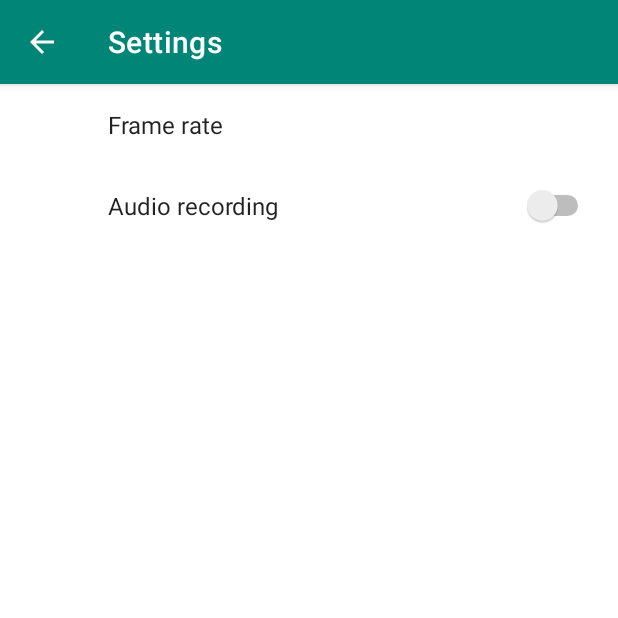
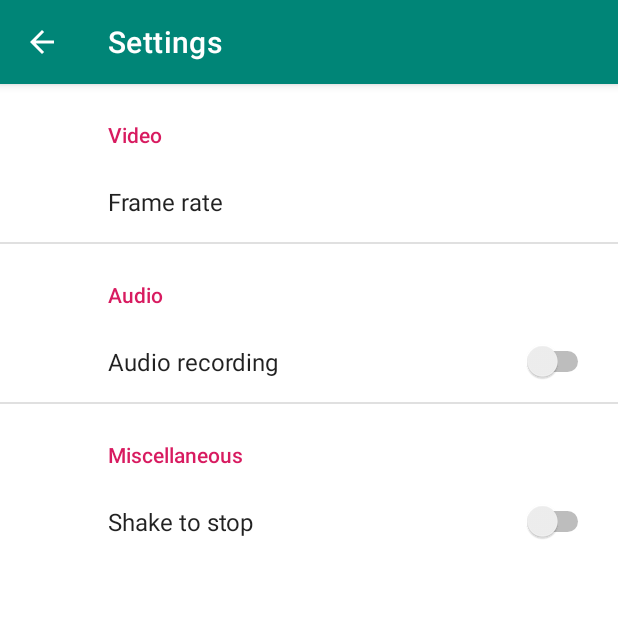
Before and after one commit to Jertlok/Recordie, an Android app: the screen it shows after launch (SettingsActivity), after a tap on an icon or button, on a phone screen of 412 x 824 dp, the top half of it. Run offline under Robolectric (Android 15) with nearby library versions, the phone set to English and light mode, and no system bars; our stand-ins replace androidx.preference; libraries missing offline, so code that uses them is left out: com.squareup.seismic; 1 statement that could not run was skipped.

Commit message:
Toggle for ShakeDetector, some code refactore and pref update

```diff
--- a/app/src/main/java/it/jertlok/screenrecorder/activities/MainActivity.kt
+++ b/app/src/main/java/it/jertlok/screenrecorder/activities/MainActivity.kt
@@ -4,6 +4,7 @@ import android.Manifest
 import android.app.NotificationManager
 import android.content.Context
 import android.content.Intent
+import android.content.SharedPreferences
 import android.content.pm.PackageManager
 import android.database.ContentObserver
 import android.graphics.drawable.Drawable
@@ -15,6 +16,7 @@ import android.os.Build
 import androidx.appcompat.app.AppCompatActivity
 import android.os.Bundle
 import android.os.Handler
+import android.preference.PreferenceManager
 import android.provider.MediaStore
 import androidx.core.content.FileProvider
 import androidx.recyclerview.widget.DefaultItemAnimator
@@ -59,8 +61,12 @@ class MainActivity : AppCompatActivity(), ShakeDetector.Listener {
     // Shake detecor
     private lateinit var mSensorManager: SensorManager
     private lateinit var mShakeDetector: ShakeDetector
+    private var mIsShakeActive = false
     // Regex for updating video files
     private val mPattern = "content://media/external/video/media.*".toRegex()
+    // Shared preference
+    private lateinit var mSharedPreferences: SharedPreferences
+    private lateinit var mSharedPrefListener: SharedPreferences.OnSharedPreferenceChangeListener
 
     override fun onCreate(savedInstanceState: Bundle?) {
         super.onCreate(savedInstanceState)
@@ -69,10 +75,41 @@ class MainActivity : AppCompatActivity(), ShakeDetector.Listener {
         // Grant permissions if needed
         checkPermissions()
 
+        // Instantiate Screen Recorder class
+        mScreenRecorder = ScreenRecorder.getInstance(applicationContext)
+
+        // Get various system services
+        mSensorManager = getSystemService(Context.SENSOR_SERVICE) as SensorManager
+        mNotificationManager = getSystemService(Context.NOTIFICATION_SERVICE) as NotificationManager
+        mMediaProjectionManager = getSystemService(
+                Context.MEDIA_PROJECTION_SERVICE) as MediaProjectionManager
+
+        // Register video content observer
         mVideoContentObserver = VideoContentObserver(Handler())
-
         contentResolver.registerContentObserver(MediaStore.Video.Media.EXTERNAL_CONTENT_URI,
                 true, mVideoContentObserver)
+
+        // Initialise shared preferences
+        mSharedPreferences = PreferenceManager.getDefaultSharedPreferences(applicationContext)
+        // Set shared preference listener
+        mSharedPrefListener = SharedPreferences.OnSharedPreferenceChangeListener { _, key ->
+            if ("shake_stop" == key) {
+                // Get the new value for the preference
+                mIsShakeActive = mSharedPreferences.getBoolean("shake_stop", false)
+                // Our preference has changed, we also need to either start / stop the service
+                if (mIsShakeActive) mShakeDetector.start(mSensorManager) else mShakeDetector.stop()
+            }
+        }
+        // Register shared preference listener
+        mSharedPreferences.registerOnSharedPreferenceChangeListener(mSharedPrefListener)
+
+        // Shake detector
+        mIsShakeActive = mSharedPreferences.getBoolean("shake_stop", false)
+        mShakeDetector = ShakeDetector(this)
+        // Start ShakeDetector only if needed
+        if (mIsShakeActive) {
+            mShakeDetector.start(mSensorManager)
+        }
 
         // User interface
         bottomBar = findViewById(R.id.bar)
@@ -94,15 +131,6 @@ class MainActivity : AppCompatActivity(), ShakeDetector.Listener {
         fabStartDrawable = getDrawable(R.drawable.ic_outline_record)
         fabStopDrawable = getDrawable(R.drawable.ic_outline_stop)
 
-        // Instantiate Screen Recorder class
-        mScreenRecorder = ScreenRecorder.getInstance(applicationContext)
-
-        // TODO: Make this variable local if I realise it's not needed elsewhere.
-        mMediaProjectionManager = getSystemService(
-                Context.MEDIA_PROJECTION_SERVICE) as MediaProjectionManager
-
-        mNotificationManager = getSystemService(Context.NOTIFICATION_SERVICE) as NotificationManager
-
         // Set actions for the FAB
         fabButton.setOnClickListener {
             // Here we need to understand whether we are recording or not.
@@ -123,12 +151,6 @@ class MainActivity : AppCompatActivity(), ShakeDetector.Listener {
             // Start Settings activity
             startActivity(Intent(this, SettingsActivity::class.java))
         }
-
-        // Shake detector
-
-        mSensorManager = getSystemService(Context.SENSOR_SERVICE) as SensorManager
-        mShakeDetector = ShakeDetector(this)
-        mShakeDetector.start(mSensorManager)
     }
 
     override fun onResume() {
@@ -141,7 +163,11 @@ class MainActivity : AppCompatActivity(), ShakeDetector.Listener {
 
     override fun onDestroy() {
         super.onDestroy()
+        // Unregister video content observer
         contentResolver.unregisterContentObserver(mVideoContentObserver)
+        // Unregister shared preference listener
+        mSharedPreferences.unregisterOnSharedPreferenceChangeListener(mSharedPrefListener)
+        // Stop shaking service if it's active
         mShakeDetector.stop()
     }
 
--- a/app/src/main/java/it/jertlok/screenrecorder/fragments/SettingsFragment.kt
+++ b/app/src/main/java/it/jertlok/screenrecorder/fragments/SettingsFragment.kt
@@ -25,6 +25,7 @@ class SettingsFragment: PreferenceFragmentCompat() {
     // User interface
     private lateinit var frameRateListPref: ListPreference
     private lateinit var audioRecordingPref: SwitchPreference
+    private lateinit var shakeStopPref: SwitchPreference
 
     // Display resolution
     private lateinit var mDisplayRes: String
@@ -45,14 +46,17 @@ class SettingsFragment: PreferenceFragmentCompat() {
         // TODO: we also need to set the descriptions.
         frameRateListPref = findPreference("frame_rate_pref") as ListPreference
         audioRecordingPref = findPreference("audio_recording_pref") as SwitchPreference
-
+        shakeStopPref = findPreference("shake_stop_pref") as SwitchPreference
 
         // We need to get the shared preferences and change the elements accordingly
         frameRateListPref.setValueIndex(frameRateListPref.findIndexOfValue(
                 mSharedPreferences.getString("frame_rate", "30")))
         audioRecordingPref.isChecked =
                 mSharedPreferences.getBoolean("audio_recording", false)
+        shakeStopPref.isChecked =
+                mSharedPreferences.getBoolean("shake_stop", false)
 
+        // On preference change listeners
         frameRateListPref.setOnPreferenceChangeListener { _, newValue ->
             mSharedPreferences.edit().putString("frame_rate", newValue as String).apply()
             true
@@ -61,6 +65,10 @@ class SettingsFragment: PreferenceFragmentCompat() {
             mSharedPreferences.edit().putBoolean("audio_recording", newValue as Boolean).apply()
             true
         }
+        shakeStopPref.setOnPreferenceChangeListener { _, newValue ->
+            mSharedPreferences.edit().putBoolean("shake_stop", newValue as Boolean).apply()
+            true
+        }
 
         return super.onCreateView(inflater, container, savedInstanceState)
     }
--- a/app/src/main/res/values/strings.xml
+++ b/app/src/main/res/values/strings.xml
@@ -11,11 +11,15 @@
     <!-- Settings -->
 
     <!-- Video configurations -->
+    <string name="video_category">Video</string>
     <string name="video_resolution_title">Video resolution</string>
     <string name="frame_rate_title">Frame rate</string>
     <!-- Audio configurations -->
+    <string name="audio_category">Audio</string>
     <string name="audio_recording_title">Audio recording</string>
-
+    <!-- Misc configurations -->
+    <string name="misc_category">Miscellaneous</string>
+    <string name="shake_stop_title">Shake to stop</string>
     <!-- QS Tile -->
     <string name="qs_record_title">Toggle recording</string>
 
--- a/app/src/main/res/xml/preferences.xml
+++ b/app/src/main/res/xml/preferences.xml
@@ -1,15 +1,26 @@
-<androidx.preference.PreferenceScreen
-    xmlns:app="http://schemas.android.com/apk/res-auto">
+<androidx.preference.PreferenceScreen xmlns:app="http://schemas.android.com/apk/res-auto"
+    xmlns:android="http://schemas.android.com/apk/res/android">
 
+    <PreferenceCategory
+        android:title="@string/video_category"/>
     <ListPreference
         app:key="frame_rate_pref"
         app:title="@string/frame_rate_title"
         app:entries="@array/frame_rate_aliases"
         app:entryValues="@array/frame_rate_values"/>
 
+    <PreferenceCategory
+        android:title="@string/audio_category"/>
     <SwitchPreference
         app:key="audio_recording_pref"
         app:title="@string/audio_recording_title"
         app:defaultValue="false"/>
 
+    <PreferenceCategory
+        android:title="@string/misc_category"/>
+    <SwitchPreference
+        app:key="shake_stop_pref"
+        app:title="@string/shake_stop_title"
+        app:defaultValue="false"/>
+
 </androidx.preference.PreferenceScreen>
```
